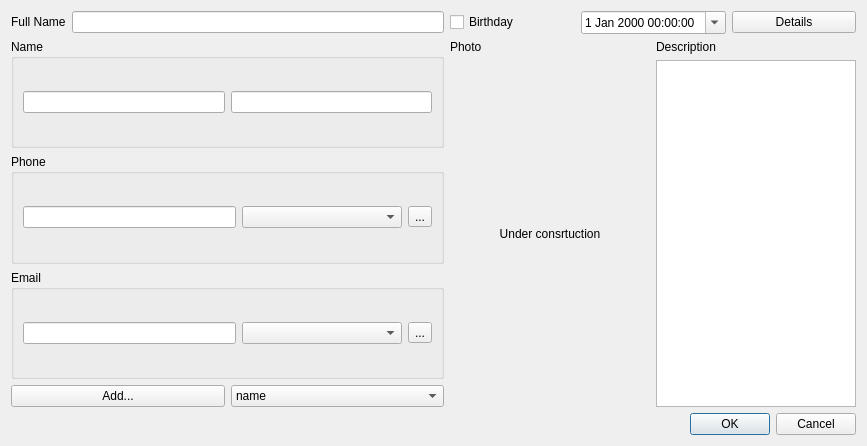
Before: the Qt Designer form src/contactdialog.ui in DarkHobbit/doublecontact, drawn with Qt 5.
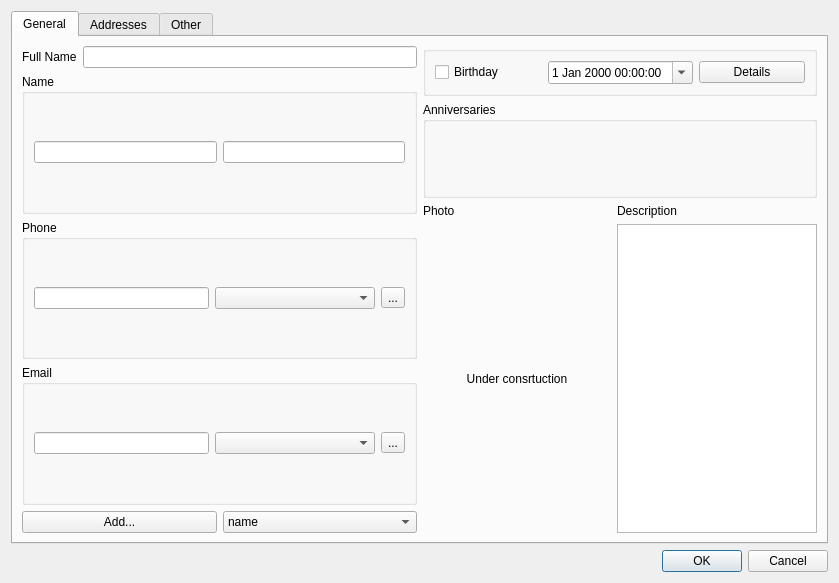
After: the same form once the commit is applied. Icons and pictures are not drawn.

Commit message: Birthday editing works, including details

```diff
--- a/src/contactdialog.ui
+++ b/src/contactdialog.ui
@@ -6,8 +6,8 @@
    <rect>
     <x>0</x>
     <y>0</y>
-    <width>867</width>
-    <height>446</height>
+    <width>839</width>
+    <height>583</height>
    </rect>
   </property>
   <property name="windowTitle">
@@ -15,6 +15,14 @@
   </property>
   <layout class="QVBoxLayout" name="verticalLayout_3">
    <item>
+    <widget class="QTabWidget" name="twContact">
+     <property name="currentIndex">
+      <number>0</number>
+     </property>
+     <widget class="QWidget" name="tabGeneral">
+      <attribute name="title">
+       <string>General</string>
+      </attribute>
     <layout class="QHBoxLayout" name="horizontalLayout_4">
      <item>
       <layout class="QVBoxLayout" name="verticalLayout_2">
@@ -160,6 +168,10 @@
      <item>
       <layout class="QVBoxLayout" name="verticalLayout">
        <item>
+          <widget class="QGroupBox" name="gbBirthday">
+           <property name="title">
+            <string/>
+           </property>
         <layout class="QHBoxLayout" name="horizontalLayout_3">
          <item>
           <widget class="QCheckBox" name="cbBirthday">
@@ -183,6 +195,20 @@
           </widget>
          </item>
         </layout>
+          </widget>
+         </item>
+         <item>
+          <widget class="QGroupBox" name="gbAnniversaries">
+           <property name="minimumSize">
+            <size>
+             <width>0</width>
+             <height>96</height>
+            </size>
+           </property>
+           <property name="title">
+            <string>Anniversaries</string>
+           </property>
+          </widget>
        </item>
        <item>
         <layout class="QGridLayout" name="gridLayout">
@@ -212,7 +238,17 @@
            </property>
           </widget>
          </item>
-         <item row="1" column="0">
+           <item row="2" column="1">
+            <widget class="QPlainTextEdit" name="edDescription">
+             <property name="maximumSize">
+              <size>
+               <width>200</width>
+               <height>16777215</height>
+              </size>
+             </property>
+            </widget>
+           </item>
+           <item row="2" column="0">
           <widget class="QLabel" name="lbPhotoContent">
            <property name="sizePolicy">
             <sizepolicy hsizetype="Expanding" vsizetype="Expanding">
@@ -240,21 +276,23 @@
            </property>
           </widget>
          </item>
-         <item row="1" column="1">
-          <widget class="QPlainTextEdit" name="edDescription">
-           <property name="maximumSize">
-            <size>
-             <width>200</width>
-             <height>16777215</height>
-            </size>
-           </property>
-          </widget>
-         </item>
         </layout>
        </item>
       </layout>
      </item>
     </layout>
+     </widget>
+     <widget class="QWidget" name="tabAddresses">
+      <attribute name="title">
+       <string>Addresses</string>
+      </attribute>
+     </widget>
+     <widget class="QWidget" name="tabOther">
+      <attribute name="title">
+       <string>Other</string>
+      </attribute>
+     </widget>
+    </widget>
    </item>
    <item>
     <widget class="QDialogButtonBox" name="buttonBox">
```
Lines whose indentation alone changed are shown as unchanged. The commit also changes 5 other files.
